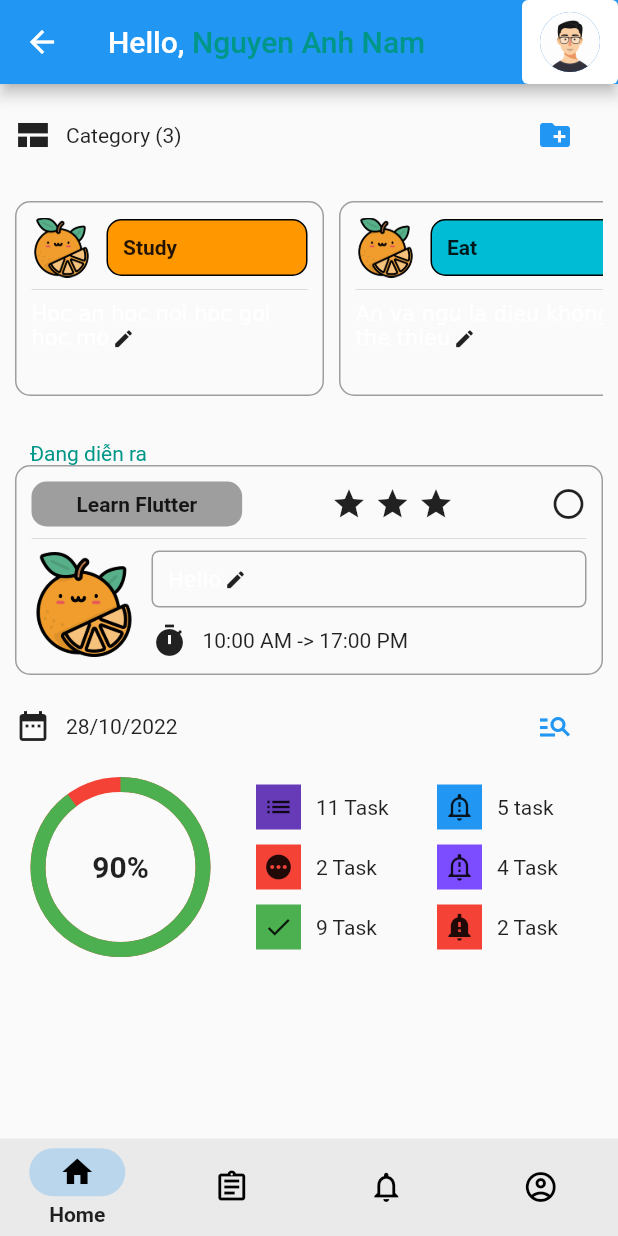
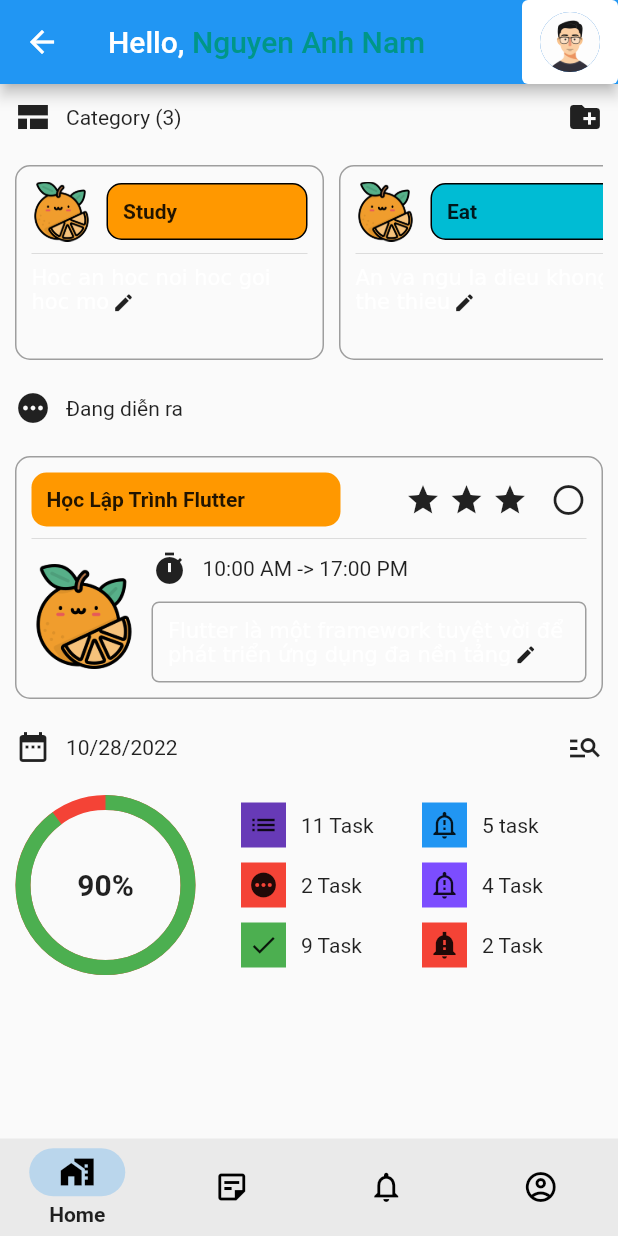
Before and after one commit to namnguyen2k1/CT484-todo, a Flutter app: the WorkspaceScreen screen opened by its route, on a phone screen of 412 x 824 dp. Run offline on Flutter 3.47's test engine with Material 2 defaults, Android fonts, the phone set to English and light mode, and no system bars; drawn by our look-alikes of percent_indicator; our stand-ins replace animated_text_kit, flutter_colorpicker, flutter_dotenv, shared_preferences, sqflite, syncfusion_flutter_charts and 1 more; accounts and stored records are empty.

Commit message:
[update ui] 90% task/category

```diff
--- a/lib/ui/modules/category/category_item.dart
+++ b/lib/ui/modules/category/category_item.dart
@@ -3,14 +3,22 @@ import 'package:flutter/material.dart';
 class CategoryItem extends StatelessWidget {
   final Map<String, dynamic> category;
   final double widthItem;
-  const CategoryItem(
-      {super.key, required this.category, required this.widthItem});
+  final bool isHorizontal;
+  const CategoryItem({
+    super.key,
+    required this.category,
+    required this.widthItem,
+    required this.isHorizontal,
+  });
 
   @override
   Widget build(BuildContext context) {
     return Container(
-      padding: const EdgeInsets.all(10.0),
-      margin: const EdgeInsets.only(right: 10),
+      padding: const EdgeInsets.all(10),
+      margin: EdgeInsets.only(
+        right: isHorizontal ? 10 : 0,
+        bottom: isHorizontal ? 0 : 10,
+      ),
       width: widthItem,
       decoration: BoxDecoration(
         border: Border.all(
@@ -20,6 +28,7 @@ class CategoryItem extends StatelessWidget {
         borderRadius: BorderRadius.circular(10),
       ),
       child: Column(
+        crossAxisAlignment: CrossAxisAlignment.start,
         children: [
           Row(
             children: [
--- a/lib/ui/modules/home/home_screen.dart
+++ b/lib/ui/modules/home/home_screen.dart
@@ -1,7 +1,12 @@
 import 'package:flutter/material.dart';
 import 'package:percent_indicator/percent_indicator.dart';
+import 'package:provider/provider.dart';
+import 'package:todoapp/state/controllers/app_settings_controller.dart';
+
 import 'package:todoapp/ui/modules/category/category_item.dart';
 import 'package:todoapp/ui/modules/task/task_item.dart';
+import 'package:todoapp/ui/modules/utilities/fake_data.dart';
+import '../utilities/convert.dart';
 
 class HomeScreen extends StatefulWidget {
   const HomeScreen({Key? key}) : super(key: key);
@@ -11,48 +16,10 @@ class HomeScreen extends StatefulWidget {
 }
 
 class _HomeScreenState extends State<HomeScreen> {
-  final List<Map<String, dynamic>> _listCategory = [
-    {
-      "id": 1,
-      "title": "Study",
-      "color": "4294940672",
-      "code": "001",
-      "description": "Hoc an hoc noi hoc goi hoc mo"
-    },
-    {
-      "id": 2,
-      "title": "Eat",
-      "code": "002",
-      "color": "4278238420",
-      "description": "An va ngu la dieu khong the thieu"
-    },
-    {
-      "id": 3,
-      "title": "Relax",
-      "code": "003",
-      "color": "4283215696",
-      "description": "Thu gian hop ly giup tang cuong suc khoe"
-    }
-  ];
+  final List<Map<String, dynamic>> _listCategory = FakeData.categories;
+  final List<Map<String, dynamic>> _listTask = FakeData.tasks;
 
   DateTime _selectedDate = DateTime.now();
-
-  String _convertDateInLocalArea({
-    required DateTime time,
-    String prefix = '/',
-    area = 'vi',
-  }) {
-    final String day = time.day.toString();
-    final String month = time.month.toString();
-    final String year = time.year.toString();
-    if (area == 'vi') {
-      return '$day$prefix$month$prefix$year';
-    } else if (area == 'eng') {
-      return '$day$prefix$month$prefix$year';
-    }
-
-    return '__${prefix}__${prefix}__';
-  }
 
   @override
   Widget build(BuildContext context) {
@@ -64,64 +31,9 @@ class _HomeScreenState extends State<HomeScreen> {
       appBar: buildHomeScreenAppBar(context),
       body: ListView(
         children: [
-          Container(
-            padding: const EdgeInsets.all(10),
-            child: Row(
-              mainAxisAlignment: MainAxisAlignment.spaceBetween,
-              children: [
-                Row(
-                  children: [
-                    const Icon(Icons.view_comfortable),
-                    const SizedBox(width: 10),
-                    Text('Category (${_listCategory.length})'),
-                  ],
-                ),
-                TextButton(
-                  onPressed: () {
-                    Navigator.pushNamed(context, '/workspace/home/category');
-                  },
-                  child: const Icon(Icons.create_new_folder),
-                )
-              ],
-            ),
-          ),
           buildListCategory(heightCategory, widthCategory),
           buildCurrentTask(),
-          Container(
-            padding: const EdgeInsets.only(left: 10, right: 10, bottom: 10),
-            child: Row(
-              mainAxisAlignment: MainAxisAlignment.spaceBetween,
-              children: [
-                Row(
-                  children: [
-                    const Icon(Icons.date_range),
-                    const SizedBox(
-                      width: 10,
-                    ),
-                    Text(
-                      _convertDateInLocalArea(time: _selectedDate, area: 'vi'),
-                    ),
-                  ],
-                ),
-                TextButton(
-                  child: const Icon(Icons.manage_search),
-                  onPressed: () async {
-                    final currentDate = DateTime.now();
-                    final selectedDate = await showDatePicker(
-                      context: context,
-                      initialDate: currentDate,
-                      firstDate: currentDate,
-                      lastDate: DateTime(currentDate.year + 2),
-                    );
-                    setState(() {
-                      _selectedDate = selectedDate!;
-                    });
-                  },
-                ),
-              ],
-            ),
-          ),
-          buildTaskDaily(),
+          buildTaskDaily(context),
         ],
       ),
     );
@@ -163,32 +75,79 @@ class _HomeScreenState extends State<HomeScreen> {
     );
   }
 
-  Container buildCurrentTask() {
-    return Container(
-      padding: const EdgeInsets.all(10),
-      child: Column(
+  Column buildCurrentTask() {
+    return Column(
       children: [
         Container(
           alignment: Alignment.topLeft,
-            padding: const EdgeInsets.only(left: 10, top: 10),
-            child: const Text(
-              'Đang diễn ra',
-              style: TextStyle(
-                color: Colors.teal,
+          padding: const EdgeInsets.all(10),
+          child: Row(
+            children: const [
+              Icon(Icons.pending),
+              SizedBox(
+                width: 10,
+              ),
+              Text('Đang diễn ra'),
+            ],
           ),
         ),
+        Container(
+          padding: const EdgeInsets.all(10),
+          child: TaskItem(
+            item: _listTask[0],
           ),
-          const TaskItem(
-            content: "Hello",
+        ),
+      ],
+    );
+  }
+
+  Column buildTaskDaily(BuildContext context) {
+    final appSettingsController = Provider.of<AppSettingsController>(context);
+    final settingLanguage =
+        appSettingsController.isEnglishLanguage ? 'eng' : 'vi';
+    return Column(
+      children: [
+        Container(
+          padding: const EdgeInsets.all(10),
+          child: Row(
+            mainAxisAlignment: MainAxisAlignment.spaceBetween,
+            children: [
+              Row(
+                children: [
+                  const Icon(Icons.date_range),
+                  const SizedBox(
+                    width: 10,
+                  ),
+                  Text(
+                    convertDateInLocalArea(
+                      time: _selectedDate,
+                      area: settingLanguage,
+                    ),
                   ),
                 ],
               ),
+              IconButton(
+                padding: EdgeInsets.zero,
+                constraints: const BoxConstraints(),
+                icon: const Icon(Icons.manage_search),
+                onPressed: () async {
+                  final currentDate = DateTime.now();
+                  final selectedDate = await showDatePicker(
+                    context: context,
+                    initialDate: currentDate,
+                    firstDate: currentDate,
+                    lastDate: DateTime(currentDate.year + 2),
                   );
-  }
-
-  Container buildTaskDaily() {
-    return Container(
-      padding: const EdgeInsets.only(left: 20),
+                  setState(() {
+                    _selectedDate = selectedDate!;
+                  });
+                },
+              ),
+            ],
+          ),
+        ),
+        Container(
+          padding: const EdgeInsets.all(10),
           child: Row(
             mainAxisAlignment: MainAxisAlignment.start,
             children: [
@@ -281,9 +240,6 @@ class _HomeScreenState extends State<HomeScreen> {
                   ],
                 ),
               ),
-          // const SizedBox(
-          //   width: 30,
-          // ),
               Expanded(
                 child: Column(
                   crossAxisAlignment: CrossAxisAlignment.start,
@@ -356,26 +312,55 @@ class _HomeScreenState extends State<HomeScreen> {
               ),
             ],
           ),
+        ),
+      ],
     );
   }
 
-  Container buildListCategory(double heightCategory, double widthCategory) {
+  Column buildListCategory(double heightCategory, double widthCategory) {
     List<Widget> listWidgetCategory = [];
 
     for (var item in _listCategory) {
-      // print(item['id'].toString());
       listWidgetCategory.add(CategoryItem(
         category: item,
         widthItem: widthCategory,
+        isHorizontal: true,
       ));
     }
-    return Container(
+    return Column(
+      children: [
+        Container(
+          padding: const EdgeInsets.all(10),
+          child: Row(
+            mainAxisAlignment: MainAxisAlignment.spaceBetween,
+            children: [
+              Row(
+                children: [
+                  const Icon(Icons.view_comfortable),
+                  const SizedBox(width: 10),
+                  Text('Category (${_listCategory.length})'),
+                ],
+              ),
+              IconButton(
+                padding: EdgeInsets.zero,
+                constraints: const BoxConstraints(),
+                onPressed: () {
+                  Navigator.pushNamed(context, '/workspace/home/category');
+                },
+                icon: const Icon(Icons.create_new_folder),
+              )
+            ],
+          ),
+        ),
+        Container(
           padding: const EdgeInsets.all(10),
           height: heightCategory,
           child: ListView(
             scrollDirection: Axis.horizontal,
             children: listWidgetCategory,
           ),
+        ),
+      ],
     );
   }
 }
--- a/lib/ui/modules/task/task_item.dart
+++ b/lib/ui/modules/task/task_item.dart
@@ -3,9 +3,9 @@ import 'package:todoapp/ui/shared/dialog_utils.dart';
 import 'package:todoapp/ui/shared/rate_star.dart';
 
 class TaskItem extends StatefulWidget {
-  final String content;
+  final Map<String, dynamic> item;
 
-  const TaskItem({super.key, required this.content});
+  const TaskItem({super.key, required this.item});
 
   @override
   State<TaskItem> createState() => _TaskItemState();
@@ -16,6 +16,7 @@ class _TaskItemState extends State<TaskItem> {
 
   @override
   Widget build(BuildContext context) {
+    final deviceSize = MediaQuery.of(context).size;
     return Dismissible(
       key: const ValueKey(1),
       background: Container(
@@ -56,18 +57,30 @@ class _TaskItemState extends State<TaskItem> {
               mainAxisAlignment: MainAxisAlignment.spaceBetween,
               children: [
                 Container(
+                  constraints: BoxConstraints(
+                    minWidth: deviceSize.width * 0.5,
+                    maxWidth: deviceSize.width * 0.5,
+                  ),
                   decoration: BoxDecoration(
-                    color: Colors.grey,
+                    color: Color(int.parse(widget.item['color'])),
                     borderRadius: BorderRadius.circular(10),
                   ),
                   padding:
-                      const EdgeInsets.symmetric(horizontal: 30, vertical: 7),
-                  child: const Text(
-                    'Learn Flutter',
-                    style: TextStyle(fontWeight: FontWeight.bold),
+                      const EdgeInsets.symmetric(horizontal: 10, vertical: 10),
+                  child: Text(
+                    widget.item['name'],
+                    style: const TextStyle(
+                      fontWeight: FontWeight.bold,
+                      overflow: TextOverflow.ellipsis,
                     ),
                   ),
-                const RateStar(starCount: 3),
+                ),
+                Row(
+                  children: [
+                    RateStar(starCount: widget.item['star']),
+                    const SizedBox(
+                      width: 10,
+                    ),
                     IconButton(
                       padding: EdgeInsets.zero,
                       constraints: const BoxConstraints(),
@@ -86,6 +99,8 @@ class _TaskItemState extends State<TaskItem> {
                       icon: Icon(
                         _completed ? Icons.check_circle : Icons.circle_outlined,
                       ),
+                    ),
+                  ],
                 ),
               ],
             ),
@@ -108,6 +123,18 @@ class _TaskItemState extends State<TaskItem> {
                   child: Column(
                     crossAxisAlignment: CrossAxisAlignment.start,
                     children: [
+                      Row(
+                        children: const [
+                          Icon(Icons.timer),
+                          SizedBox(
+                            width: 10,
+                          ),
+                          Text('10:00 AM -> 17:00 PM'),
+                        ],
+                      ),
+                      const SizedBox(
+                        height: 10,
+                      ),
                       Container(
                         width: double.infinity,
                         decoration: BoxDecoration(
@@ -119,21 +146,9 @@ class _TaskItemState extends State<TaskItem> {
                         ),
                         padding: const EdgeInsets.all(10),
                         child: buildTodoDescription(
-                          content: widget.content,
+                          content: widget.item['description'],
                           icon: Icons.edit,
                         ),
-                      ),
-                      const SizedBox(
-                        height: 10,
-                      ),
-                      Row(
-                        children: const [
-                          Icon(Icons.timer),
-                          SizedBox(
-                            width: 10,
-                          ),
-                          Text('10:00 AM -> 17:00 PM'),
-                        ],
                       ),
                     ],
                   ),
--- /dev/null
+++ b/lib/ui/modules/utilities/convert.dart
@@ -0,0 +1,16 @@
+String convertDateInLocalArea({
+  required DateTime time,
+  String prefix = '/',
+  area = 'vi',
+}) {
+  final String day = time.day.toString();
+  final String month = time.month.toString();
+  final String year = time.year.toString();
+  if (area == 'vi') {
+    return '$day$prefix$month$prefix$year';
+  } else if (area == 'eng') {
+    return '$month$prefix$day$prefix$year';
+  }
+
+  return '__${prefix}__${prefix}__';
+}
--- /dev/null
+++ b/lib/ui/modules/utilities/fake_data.dart
@@ -0,0 +1,78 @@
+// import '../../../state/models/task_model.dart';
+// import '../../../state/models/category_model.dart';
+
+class FakeData {
+  static final List<Map<String, dynamic>> categories = [
+    {
+      "id": 1,
+      "title": "Study",
+      "color": "4294940672",
+      "code": "001",
+      "description": "Hoc an hoc noi hoc goi hoc mo"
+    },
+    {
+      "id": 2,
+      "title": "Eat",
+      "code": "002",
+      "color": "4278238420",
+      "description": "An va ngu la dieu khong the thieu"
+    },
+    {
+      "id": 3,
+      "title": "Relax",
+      "code": "003",
+      "color": "4283215696",
+      "description": "Thu gian hop ly giup tang cuong suc khoe"
+    }
+  ];
+
+  static final List<Map<String, dynamic>> tips = [
+    {'id': 1, 'name': 'Học không khó, chỉ khó ở bản thân mình'},
+    {
+      'id': 2,
+      'name':
+          'Học không khó, chỉ khó ở bản thân mình. Học không khó, chỉ khó ở bản thân mình.',
+    },
+    {
+      'id': 3,
+      'name':
+          'Học không khó, chỉ khó ở bản thân mình. Học không khó, chỉ khó ở bản thân mình. Học không khó, chỉ khó ở bản thân mình',
+    },
+  ];
+
+  static final List<Map<String, dynamic>> tasks = [
+    {
+      'id': 1,
+      'categoryId': 1,
+      'name': 'Học Lập Trình Flutter',
+      "star": 3,
+      "color": "4294940672",
+      "description":
+          "Flutter là một framework tuyệt vời để phát triển ứng dụng đa nền tảng",
+      "imageUrl":
+          "https://i.pinimg.com/564x/9d/84/09/9d8409f31712045b9741288acef0059e.jpg",
+    },
+    {
+      'id': 2,
+      'categoryId': 1,
+      'name': 'Học NestJs',
+      "star": 2,
+      "color": "4294940503",
+      "description": "NestJs là một framework tuyệt vời để phát triển server",
+      "imageUrl":
+          "https://i.pinimg.com/564x/c0/e3/9d/c0e39dd52919d4cac185f7c84a53fb17.jpg",
+    },
+    {
+      'id': 2,
+      'categoryId': 1,
+      'name': 'Học PostgreSQL',
+      "star": 1,
+      "color": "4283215696",
+      "description": "PostgreSQL là hệ quản trị cơ sở dữ liệu mã nguồn mở",
+      "imageUrl":
+          "https://i.pinimg.com/564x/76/00/82/760082bc1a8d81ac06e14dbd8aad6ede.jpg",
+    },
+  ];
+
+  //
+}
--- a/lib/ui/modules/workspace/workspace_screen.dart
+++ b/lib/ui/modules/workspace/workspace_screen.dart
@@ -7,7 +7,7 @@ class WorkspaceScreen extends StatefulWidget {
   static const List<Widget> _screenOptions = <Widget>[
     HomeScreen(),
     ScheduleScreen(),
-    NotificationScreen(),
+    AlarmScreen(),
     ProfileScreen()
   ];
 
@@ -28,16 +28,6 @@ class _WorkspaceScreenState extends State<WorkspaceScreen> {
 
   @override
   Widget build(BuildContext context) {
-    // final appSettingsController = Provider.of<AppSettingsController>(context);
-    // final switchScreenAnyWay = appSettingsController.selectedNavigationBar;
-
-    // Nếu có sự thay đổi trong route thì sẽ gán lại router mới
-    // if (switchScreenAnyWay != selectedScreenIndex) {
-    // appSettingsController.setNavigationBar(selected: selectedScreenIndex);
-    // setState(() {
-    //   selectedScreenIndex = switchScreenAnyWay;
-    // });
-    // }
     const backgroundColorNavigationBar = Colors.black54;
     const selectedColorIcon = Colors.black;
     const selectedBackgroundColorIcon = Colors.teal;
@@ -69,23 +59,23 @@ class _WorkspaceScreenState extends State<WorkspaceScreen> {
           destinations: const [
             NavigationDestination(
               icon: Icon(
-                Icons.home_outlined,
+                Icons.home_work_outlined,
               ),
               selectedIcon: Icon(
-                Icons.home,
+                Icons.home_work,
                 // color: selectedColorIcon,
               ),
               label: 'Home',
             ),
             NavigationDestination(
               icon: Icon(
-                Icons.assignment_outlined,
+                Icons.sticky_note_2_outlined,
               ),
               selectedIcon: Icon(
-                Icons.assignment,
+                Icons.sticky_note_2,
                 // color: selectedColorIcon,
               ),
-              label: 'Tasks',
+              label: 'Schedule',
             ),
             NavigationDestination(
               selectedIcon: Icon(
@@ -95,7 +85,7 @@ class _WorkspaceScreenState extends State<WorkspaceScreen> {
               icon: Icon(
                 Icons.notifications_outlined,
               ),
-              label: 'Notice',
+              label: 'Alarm',
             ),
             NavigationDestination(
               selectedIcon: Icon(
--- a/lib/ui/routes/routes.dart
+++ b/lib/ui/routes/routes.dart
@@ -10,7 +10,7 @@ const String customCategoryScreen = '/workspace/home/category';
 const String scheduleScreen = '/workspace/schedule';
 const String customTodoScreen = '/workspace/schedule/todo';
 
-const String notificationScreen = '/workspace/notification';
+const String alarmScreen = '/workspace/alarm';
 
 const String profileScreen = '/workspace/profile';
 const String editProfileScreen = '/workspace/profile/edit';
@@ -51,9 +51,9 @@ Route<dynamic> routeController(RouteSettings settings) {
         },
       );
 
-    case notificationScreen:
+    case alarmScreen:
       return MaterialPageRoute(
-        builder: (context) => const NotificationScreen(),
+        builder: (context) => const AlarmScreen(),
       );
     case profileScreen:
       return MaterialPageRoute(
--- a/lib/ui/screens.dart
+++ b/lib/ui/screens.dart
@@ -8,7 +8,7 @@ export 'modules/category/edit_category_screen.dart';
 export './modules/schedule/schedule_screen.dart';
 export 'modules/task/edit_task_screen.dart';
 
-export './modules/notification/notification_screen.dart';
+export 'modules/alarm/alarm_screen.dart';
 
 export './modules/profile/profile_screen.dart';
 export './modules/profile/edit_profile_screen.dart';
```
Also changed, not shown: lib/ui/modules/alarm/alarm_screen.dart (renamed from lib/ui/modules/notification/notification_screen.dart, +4 -4 lines), lib/ui/modules/schedule/schedule_screen.dart (+94 -86 lines), lib/ui/modules/tip/tip_item.dart (added, +43 -0 lines). Lines whose indentation alone changed are shown as unchanged.
